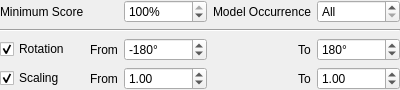
The window that Include/iqtipr/CGeneralSearchParamsGuiComp.ui (naskin-gmg/AcfSln) describes before a commit, drawn with Qt 5.
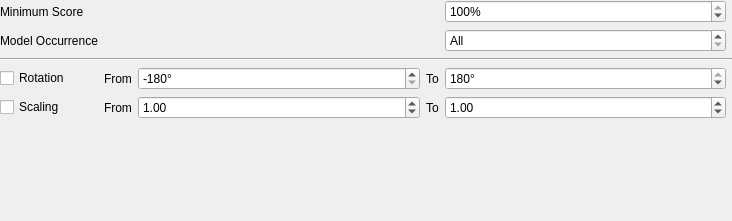
The same window after the commit.

```diff
--- a/Include/iqtipr/CGeneralSearchParamsGuiComp.ui
+++ b/Include/iqtipr/CGeneralSearchParamsGuiComp.ui
@@ -6,8 +6,8 @@
    <rect>
     <x>0</x>
     <y>0</y>
-    <width>400</width>
-    <height>89</height>
+    <width>732</width>
+    <height>221</height>
    </rect>
   </property>
   <layout class="QVBoxLayout" name="verticalLayout">
@@ -24,32 +24,58 @@
     <number>0</number>
    </property>
    <item>
+    <layout class="QVBoxLayout" name="verticalLayout_2">
+     <item>
     <layout class="QGridLayout" name="gridLayout">
-     <item row="3" column="0">
+       <item row="0" column="0">
+        <widget class="QLabel" name="ScoreLabel">
+         <property name="text">
+          <string>Minimum Score</string>
+         </property>
+        </widget>
+       </item>
+       <item row="4" column="1">
+        <widget class="QLabel" name="ScalingLabelFrom">
+         <property name="text">
+          <string>From</string>
+         </property>
+        </widget>
+       </item>
+       <item row="0" column="4">
+        <widget class="QSpinBox" name="MinScoreSB">
+         <property name="suffix">
+          <string>%</string>
+         </property>
+         <property name="maximum">
+          <number>100</number>
+         </property>
+         <property name="value">
+          <number>100</number>
+         </property>
+        </widget>
+       </item>
+       <item row="4" column="3">
+        <widget class="QLabel" name="ScalingLabelTo">
+         <property name="sizePolicy">
+          <sizepolicy hsizetype="Maximum" vsizetype="Preferred">
+           <horstretch>0</horstretch>
+           <verstretch>0</verstretch>
+          </sizepolicy>
+         </property>
+         <property name="text">
+          <string>To</string>
+         </property>
+        </widget>
+       </item>
+       <item row="4" column="0">
       <widget class="QCheckBox" name="ScalingCB">
        <property name="text">
         <string>Scaling</string>
        </property>
-       <property name="checked">
-        <bool>true</bool>
-       </property>
       </widget>
      </item>
      <item row="3" column="4">
-      <widget class="QLabel" name="label_5">
-       <property name="sizePolicy">
-        <sizepolicy hsizetype="Maximum" vsizetype="Preferred">
-         <horstretch>0</horstretch>
-         <verstretch>0</verstretch>
-        </sizepolicy>
-       </property>
-       <property name="text">
-        <string>To</string>
-       </property>
-      </widget>
-     </item>
-     <item row="0" column="2">
-      <widget class="QSpinBox" name="MinScoreSB">
+        <widget class="QDoubleSpinBox" name="MaxRotationSB">
        <property name="sizePolicy">
         <sizepolicy hsizetype="Expanding" vsizetype="Fixed">
          <horstretch>0</horstretch>
@@ -57,78 +83,23 @@
         </sizepolicy>
        </property>
        <property name="suffix">
-        <string>%</string>
+          <string>°</string>
+         </property>
+         <property name="decimals">
+          <number>0</number>
        </property>
        <property name="minimum">
-        <number>1</number>
+          <double>0.000000000000000</double>
        </property>
        <property name="maximum">
-        <number>100</number>
+          <double>180.000000000000000</double>
        </property>
        <property name="value">
-        <number>100</number>
+          <double>180.000000000000000</double>
        </property>
       </widget>
      </item>
      <item row="3" column="2">
-      <widget class="QDoubleSpinBox" name="MinScaleSB">
-       <property name="sizePolicy">
-        <sizepolicy hsizetype="Expanding" vsizetype="Fixed">
-         <horstretch>0</horstretch>
-         <verstretch>0</verstretch>
-        </sizepolicy>
-       </property>
-       <property name="minimum">
-        <double>0.010000000000000</double>
-       </property>
-       <property name="singleStep">
-        <double>0.100000000000000</double>
-       </property>
-       <property name="value">
-        <double>1.000000000000000</double>
-       </property>
-      </widget>
-     </item>
-     <item row="0" column="5">
-      <widget class="QSpinBox" name="ModelOccurenceSB">
-       <property name="sizePolicy">
-        <sizepolicy hsizetype="Expanding" vsizetype="Fixed">
-         <horstretch>0</horstretch>
-         <verstretch>0</verstretch>
-        </sizepolicy>
-       </property>
-       <property name="specialValueText">
-        <string>All</string>
-       </property>
-       <property name="minimum">
-        <number>-1</number>
-       </property>
-       <property name="maximum">
-        <number>1000</number>
-       </property>
-       <property name="value">
-        <number>-1</number>
-       </property>
-      </widget>
-     </item>
-     <item row="2" column="0">
-      <widget class="QCheckBox" name="RotationCB">
-       <property name="text">
-        <string>Rotation</string>
-       </property>
-       <property name="checked">
-        <bool>true</bool>
-       </property>
-      </widget>
-     </item>
-     <item row="2" column="1">
-      <widget class="QLabel" name="label_3">
-       <property name="text">
-        <string>From</string>
-       </property>
-      </widget>
-     </item>
-     <item row="2" column="2">
       <widget class="QDoubleSpinBox" name="MinRotationSB">
        <property name="sizePolicy">
         <sizepolicy hsizetype="Expanding" vsizetype="Fixed">
@@ -143,18 +114,18 @@
         <number>0</number>
        </property>
        <property name="minimum">
-        <double>-360.000000000000000</double>
+          <double>-180.000000000000000</double>
        </property>
        <property name="maximum">
-        <double>360.000000000000000</double>
+          <double>0.000000000000000</double>
        </property>
        <property name="value">
         <double>-180.000000000000000</double>
        </property>
       </widget>
      </item>
-     <item row="0" column="0">
-      <widget class="QLabel" name="label">
+       <item row="3" column="3">
+        <widget class="QLabel" name="RotationLabelTo">
        <property name="sizePolicy">
         <sizepolicy hsizetype="Maximum" vsizetype="Preferred">
          <horstretch>0</horstretch>
@@ -162,7 +133,7 @@
         </sizepolicy>
        </property>
        <property name="text">
-        <string>Minimum Score</string>
+          <string>To</string>
        </property>
       </widget>
      </item>
@@ -173,45 +144,14 @@
        </property>
       </widget>
      </item>
-     <item row="2" column="5">
-      <widget class="QDoubleSpinBox" name="MaxRotationSB">
-       <property name="sizePolicy">
-        <sizepolicy hsizetype="Expanding" vsizetype="Fixed">
-         <horstretch>0</horstretch>
-         <verstretch>0</verstretch>
-        </sizepolicy>
-       </property>
-       <property name="suffix">
-        <string>°</string>
-       </property>
-       <property name="decimals">
-        <number>0</number>
-       </property>
-       <property name="minimum">
-        <double>-360.000000000000000</double>
-       </property>
-       <property name="maximum">
-        <double>360.000000000000000</double>
-       </property>
-       <property name="value">
-        <double>180.000000000000000</double>
-       </property>
-      </widget>
-     </item>
-     <item row="0" column="3" colspan="2">
-      <widget class="QLabel" name="label_7">
-       <property name="sizePolicy">
-        <sizepolicy hsizetype="Maximum" vsizetype="Preferred">
-         <horstretch>0</horstretch>
-         <verstretch>0</verstretch>
-        </sizepolicy>
-       </property>
+       <item row="3" column="0">
+        <widget class="QCheckBox" name="RotationCB">
        <property name="text">
-        <string>Model Occurrence</string>
+          <string>Rotation</string>
        </property>
       </widget>
      </item>
-     <item row="3" column="5">
+       <item row="4" column="4">
       <widget class="QDoubleSpinBox" name="MaxScaleSB">
        <property name="sizePolicy">
         <sizepolicy hsizetype="Expanding" vsizetype="Fixed">
@@ -233,26 +173,63 @@
        </property>
       </widget>
      </item>
-     <item row="2" column="4">
-      <widget class="QLabel" name="label_4">
-       <property name="sizePolicy">
-        <sizepolicy hsizetype="Maximum" vsizetype="Preferred">
-         <horstretch>0</horstretch>
-         <verstretch>0</verstretch>
-        </sizepolicy>
-       </property>
-       <property name="text">
-        <string>To</string>
-       </property>
-      </widget>
-     </item>
-     <item row="1" column="0" colspan="6">
+       <item row="2" column="0" colspan="6">
       <widget class="Line" name="line">
+         <property name="sizePolicy">
+          <sizepolicy hsizetype="Minimum" vsizetype="Fixed">
+           <horstretch>0</horstretch>
+           <verstretch>0</verstretch>
+          </sizepolicy>
+         </property>
        <property name="orientation">
         <enum>Qt::Horizontal</enum>
        </property>
       </widget>
      </item>
+       <item row="4" column="2">
+        <widget class="QDoubleSpinBox" name="MinScaleSB">
+         <property name="sizePolicy">
+          <sizepolicy hsizetype="Expanding" vsizetype="Fixed">
+           <horstretch>0</horstretch>
+           <verstretch>0</verstretch>
+          </sizepolicy>
+         </property>
+         <property name="minimum">
+          <double>0.010000000000000</double>
+         </property>
+         <property name="singleStep">
+          <double>0.100000000000000</double>
+         </property>
+         <property name="value">
+          <double>1.000000000000000</double>
+         </property>
+        </widget>
+       </item>
+       <item row="1" column="0">
+        <widget class="QLabel" name="OccurrenceLabel">
+         <property name="text">
+          <string>Model Occurrence</string>
+         </property>
+        </widget>
+       </item>
+       <item row="1" column="4">
+        <widget class="QSpinBox" name="OccurrenceSB">
+         <property name="specialValueText">
+          <string>All</string>
+         </property>
+         <property name="minimum">
+          <number>-1</number>
+         </property>
+         <property name="maximum">
+          <number>100</number>
+         </property>
+         <property name="value">
+          <number>-1</number>
+         </property>
+        </widget>
+       </item>
+      </layout>
+     </item>
     </layout>
    </item>
    <item>
```
Left out of the diff: 4 changed lines with no effect on the pictures. Lines whose indentation alone changed are shown as unchanged.
